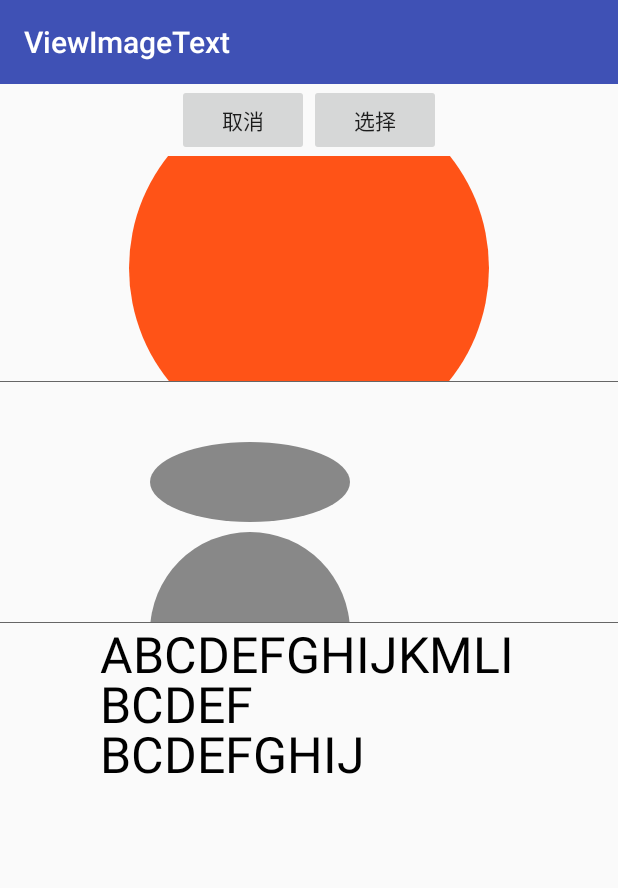
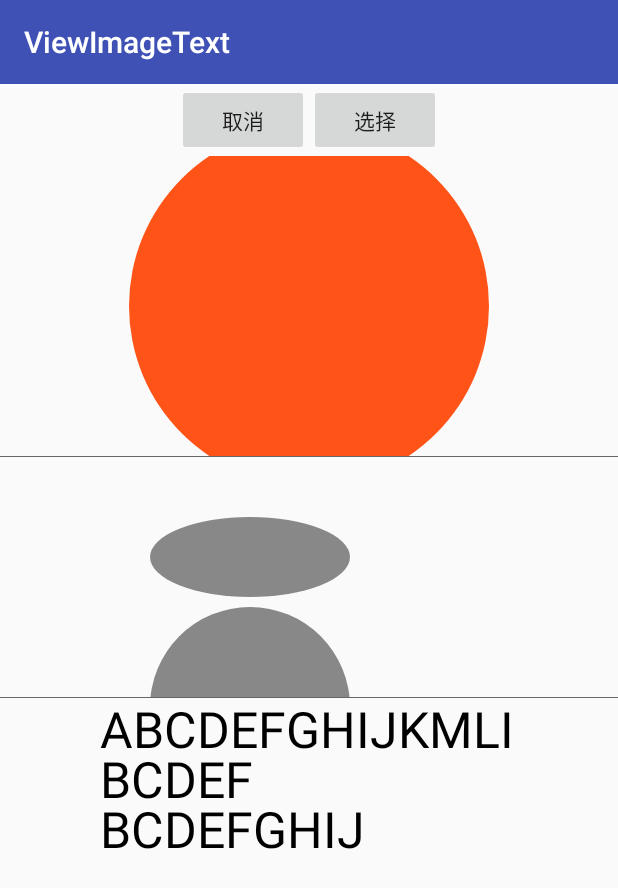
Before and after one commit to ArryLuo/AndroidPractice, an Android app: the screen it shows after launch (MainActivity), on a phone screen of 412 x 824 dp. Shown: the top 888 px of the screen. Run offline under Robolectric (Android 15) with nearby library versions, the phone set to English and light mode, and no system bars.

Commit message:
自定义View之图片文字

```diff
--- a/ViewImageText/app/src/main/res/layout/activity_main.xml
+++ b/ViewImageText/app/src/main/res/layout/activity_main.xml
@@ -33,7 +33,7 @@
         <com.lyl.viewimagetext.CheckView
             android:id="@+id/id_check"
             android:layout_width="match_parent"
-            android:layout_height="150dp"/>
+            android:layout_height="200dp"/>
 
         <View
             android:layout_width="match_parent"
```
Also changed, not shown: 2 other files.
